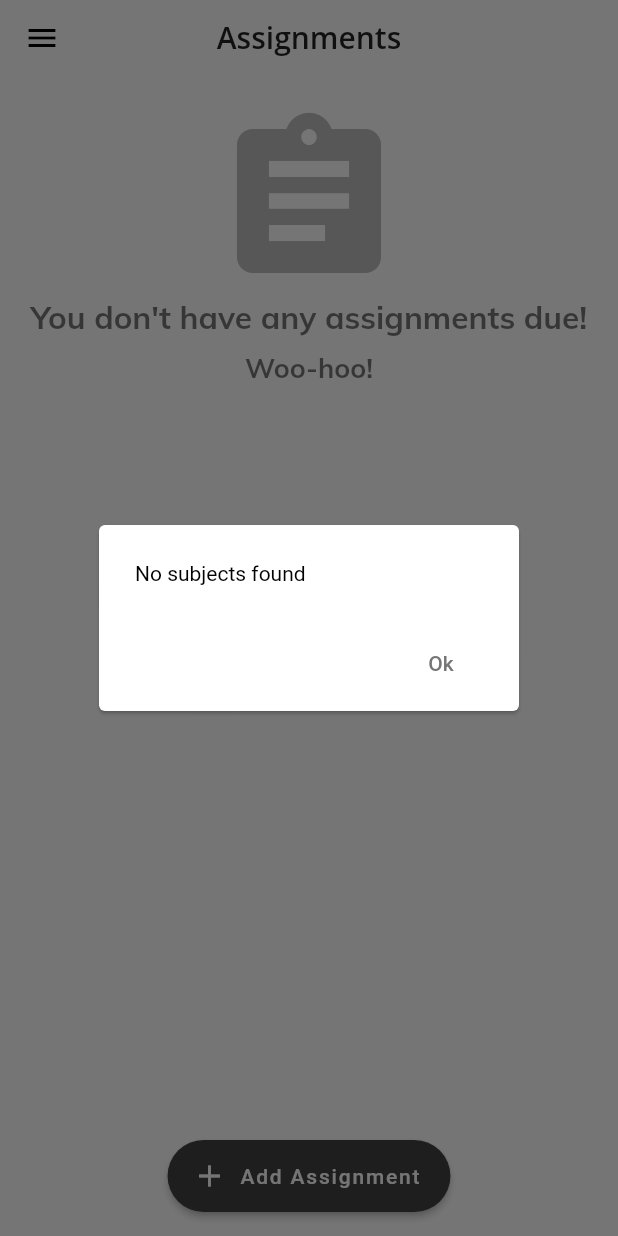
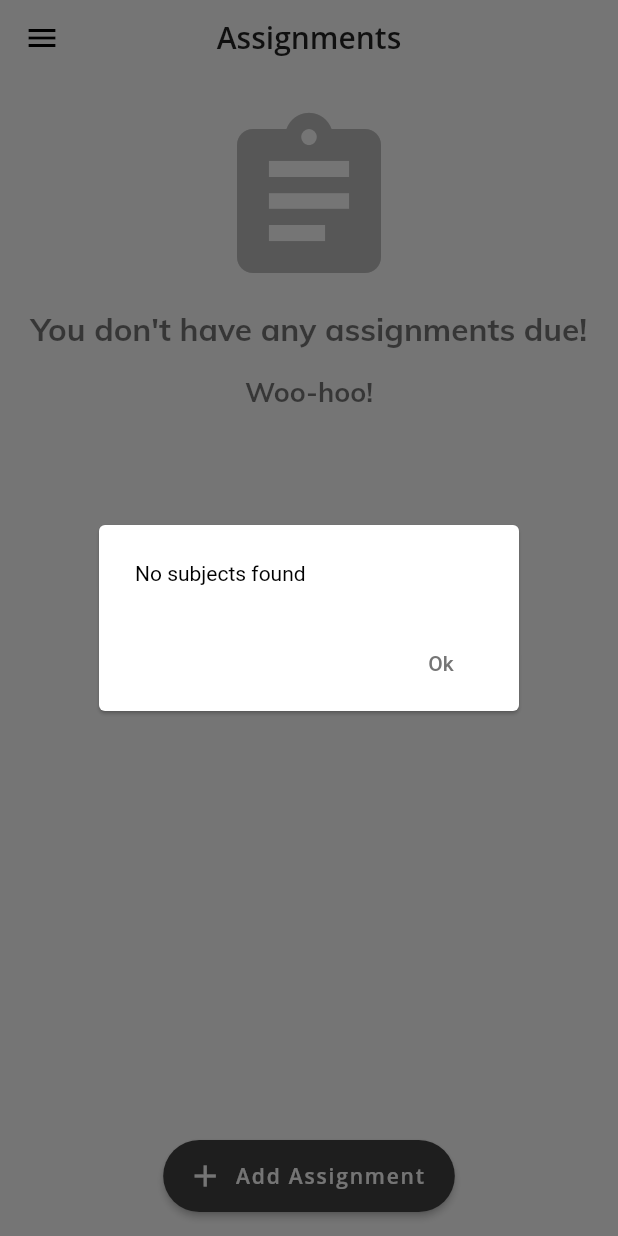
Before and after one commit to Reprevise/school_life, a Flutter app: the AssignmentsPage screen opened by its route, after a tap on "Add Assignment", on a phone screen of 412 x 824 dp. Run offline on Flutter 3.47's test engine with Material 2 defaults, Android fonts, the phone set to English and light mode, and no system bars; drawn by our look-alikes of auto_size_text; our stand-ins replace device_info, dynamic_theme, flutter_colorpicker, flutter_form_builder, shared_preferences, sqflite; missing offline and left inert: flutter_statusbarcolor, ntp; accounts and stored records are empty.

Commit message:
misc changes

```diff
--- a/lib/screens/assignments/assignments.dart
+++ b/lib/screens/assignments/assignments.dart
@@ -1,3 +1,4 @@
+import 'package:auto_size_text/auto_size_text.dart';
 import 'package:flutter/material.dart';
 import 'package:school_life/services/assignments_db/repo_service_assignment.dart';
 import 'package:school_life/services/subjects_db/repo_service_subject.dart';
@@ -147,23 +148,35 @@ class _AssignmentsPageState extends State<AssignmentsPage> {
                       .toList(),
                 );
               } else {
-                return Column(
+                return SafeArea(
+                  child: Column(
                     children: <Widget>[
                       Icon(
                         Icons.assignment,
                         color: Colors.grey[400],
                         size: 128.0,
                       ),
-                    Text(
+                      Padding(
+                        padding: const EdgeInsets.all(8.0),
+                        child: AutoSizeText(
                           "You don't have any assignments due!",
+                          maxLines: 1,
+                          wrapWords: false,
+                          minFontSize: 15,
+                          maxFontSize: 21,
                           style: Theme.of(context).textTheme.display2,
                           textAlign: TextAlign.center,
+                        ),
                       ),
                       SizedBox(
                         height: 10,
                       ),
-                    Text(
+                      AutoSizeText(
                         "Woo-hoo!",
+                        maxLines: 1,
+                        wrapWords: false,
+                        minFontSize: 12,
+                        maxFontSize: 18,
                         style: Theme.of(context)
                             .textTheme
                             .display2
@@ -171,6 +184,7 @@ class _AssignmentsPageState extends State<AssignmentsPage> {
                         textAlign: TextAlign.center,
                       )
                     ],
+                  ),
                 );
               }
           }
@@ -212,7 +226,10 @@ class _AssignmentsPageState extends State<AssignmentsPage> {
             Navigator.pushNamed(context, '/assignments/add-assignment');
           });
         },
-        label: Text("Add Assignment"),
+        label: Text(
+          "Add Assignment",
+          style: TextStyle(fontFamily: "OpenSans"),
+        ),
         icon: Icon(Icons.add),
       ),
       body: ListView(
--- a/pubspec.yaml
+++ b/pubspec.yaml
@@ -12,6 +12,7 @@ dependencies:
   sqflite: any
   path: any
   intl: any
+  auto_size_text: ^2.1.0
   dynamic_theme: ^1.0.1
   flutter_form_builder: ^3.5.5
   shared_preferences: ^0.5.3+5
```
Also changed, not shown: lib/screens/forms/add_subject/add_subject.dart (+55 -13 lines), lib/screens/schedule/schedule.dart (+15 -12 lines), lib/screens/settings/settings.dart (+8 -15 lines), lib/screens/subjects/subjects.dart (+32 -47 lines), pubspec.lock. Lines whose indentation alone changed are shown as unchanged.
